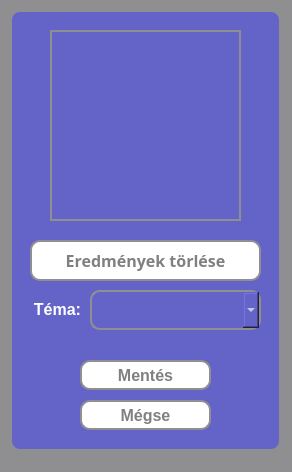
pkristof1999/Szakdolgozat, file src/main/resources/ui/default/guestSettingsWindow.ui: the form before one commit.
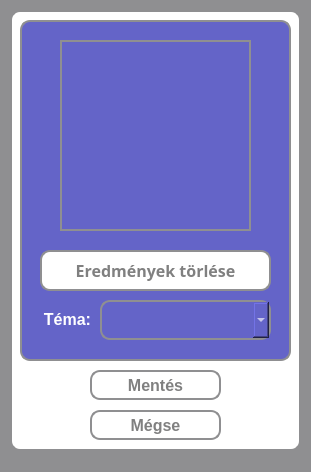
The form after the commit.

Patch:
```diff
--- a/src/main/resources/ui/default/guestSettingsWindow.ui
+++ b/src/main/resources/ui/default/guestSettingsWindow.ui
@@ -6,7 +6,7 @@
    <rect>
     <x>0</x>
     <y>0</y>
-    <width>292</width>
+    <width>311</width>
     <height>472</height>
    </rect>
   </property>
@@ -19,13 +19,84 @@
 }</string>
   </property>
   <widget class="QWidget" name="centralwidget">
+   <widget class="QWidget" name="widget_3" native="true">
+    <property name="geometry">
+     <rect>
+      <x>10</x>
+      <y>10</y>
+      <width>291</width>
+      <height>441</height>
+     </rect>
+    </property>
+    <property name="styleSheet">
+     <string notr="true">* {
+	background-color: white;
+	border: 2px solid #8f8f91;
+	border-radius: 10px;
+	color: white;
+	font-size: 16px;
+	font-weight: bold;
+}</string>
+    </property>
+    <widget class="QPushButton" name="saveAndCloseButton">
+     <property name="geometry">
+      <rect>
+       <x>80</x>
+       <y>360</y>
+       <width>131</width>
+       <height>30</height>
+      </rect>
+     </property>
+     <property name="styleSheet">
+      <string notr="true">* {
+	background-color: white;
+	border: 2px solid #8f8f91;
+	border-radius: 10px;
+	color: grey;
+}
+
+*:hover {
+	background-color: rgb(120, 120, 220);
+	color: white;
+}</string>
+     </property>
+     <property name="text">
+      <string>Mentés</string>
+     </property>
+    </widget>
+    <widget class="QPushButton" name="abortButton">
+     <property name="geometry">
+      <rect>
+       <x>80</x>
+       <y>400</y>
+       <width>131</width>
+       <height>30</height>
+      </rect>
+     </property>
+     <property name="styleSheet">
+      <string notr="true">* {
+	background-color: white;
+	border: 2px solid #8f8f91;
+	border-radius: 10px;
+	color: grey;
+}
+
+*:hover {
+	background-color: rgb(120, 120, 220);
+	color: white;
+}</string>
+     </property>
+     <property name="text">
+      <string>Mégse</string>
+     </property>
+    </widget>
    <widget class="QWidget" name="widget_2" native="true">
     <property name="geometry">
      <rect>
       <x>10</x>
       <y>10</y>
       <width>271</width>
-      <height>441</height>
+       <height>341</height>
      </rect>
     </property>
     <property name="styleSheet">
@@ -117,58 +188,6 @@
       <bool>true</bool>
      </property>
     </widget>
-    <widget class="QPushButton" name="saveAndCloseButton">
-     <property name="geometry">
-      <rect>
-       <x>70</x>
-       <y>350</y>
-       <width>131</width>
-       <height>30</height>
-      </rect>
-     </property>
-     <property name="styleSheet">
-      <string notr="true">* {
-	background-color: white;
-	border: 2px solid #8f8f91;
-	border-radius: 10px;
-	color: grey;
-}
-
-*:hover {
-	background-color: rgb(120, 120, 220);
-	color: white;
-}</string>
-     </property>
-     <property name="text">
-      <string>Mentés</string>
-     </property>
-    </widget>
-    <widget class="QPushButton" name="abortButton">
-     <property name="geometry">
-      <rect>
-       <x>70</x>
-       <y>390</y>
-       <width>131</width>
-       <height>30</height>
-      </rect>
-     </property>
-     <property name="styleSheet">
-      <string notr="true">* {
-	background-color: white;
-	border: 2px solid #8f8f91;
-	border-radius: 10px;
-	color: grey;
-}
-
-*:hover {
-	background-color: rgb(120, 120, 220);
-	color: white;
-}</string>
-     </property>
-     <property name="text">
-      <string>Mégse</string>
-     </property>
-    </widget>
     <widget class="QLabel" name="themeLabel">
      <property name="geometry">
       <rect>
@@ -192,6 +211,7 @@
      <property name="alignment">
       <set>Qt::AlignRight</set>
      </property>
+     </widget>
     </widget>
    </widget>
   </widget>
```
Lines whose indentation alone changed are shown as unchanged.
